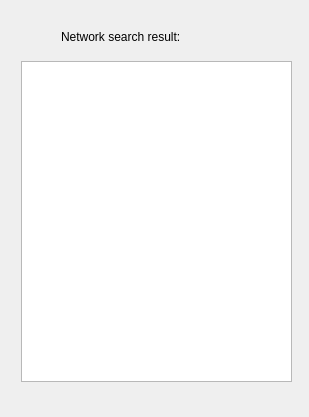
Old version of the form searchcontactresultform.ui in the repository luozikuan/QtContactList.
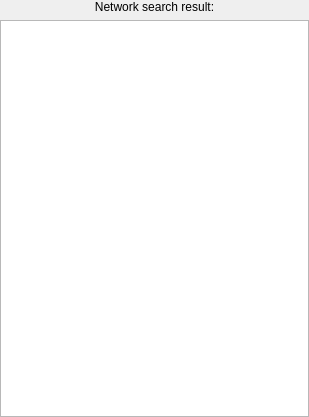
New version of the form. The open tabs and pages were chosen to show the change.

Commit message: modify search contact result form

What changed in the file:
```diff
--- a/searchcontactresultform.ui
+++ b/searchcontactresultform.ui
@@ -13,9 +13,30 @@
   <property name="windowTitle">
    <string>Form</string>
   </property>
+  <property name="styleSheet">
+   <string notr="true"/>
+  </property>
   <layout class="QVBoxLayout" name="verticalLayout">
+   <property name="leftMargin">
+    <number>0</number>
+   </property>
+   <property name="topMargin">
+    <number>0</number>
+   </property>
+   <property name="rightMargin">
+    <number>0</number>
+   </property>
+   <property name="bottomMargin">
+    <number>0</number>
+   </property>
    <item>
     <widget class="QStackedWidget" name="stackedWidget">
+     <property name="styleSheet">
+      <string notr="true">QStackedWidget &gt; QWidget {
+	background-color: #fafafa;
+}
+</string>
+     </property>
      <property name="currentIndex">
       <number>0</number>
      </property>
@@ -42,29 +63,33 @@
       </widget>
      </widget>
      <widget class="QWidget" name="page_3">
-      <widget class="QLabel" name="label_2">
-       <property name="geometry">
-        <rect>
-         <x>50</x>
-         <y>20</y>
-         <width>132</width>
-         <height>12</height>
-        </rect>
+      <layout class="QVBoxLayout" name="verticalLayout_4">
+       <property name="leftMargin">
+        <number>0</number>
        </property>
-       <property name="text">
-        <string>Network search result:</string>
+       <property name="topMargin">
+        <number>0</number>
        </property>
-      </widget>
-      <widget class="QListView" name="listView_network">
-       <property name="geometry">
-        <rect>
-         <x>10</x>
-         <y>50</y>
-         <width>271</width>
-         <height>321</height>
-        </rect>
+       <property name="rightMargin">
+        <number>0</number>
        </property>
-      </widget>
+       <property name="bottomMargin">
+        <number>0</number>
+       </property>
+       <item>
+        <widget class="QLabel" name="label_2">
+         <property name="text">
+          <string>Network search result:</string>
+         </property>
+         <property name="alignment">
+          <set>Qt::AlignCenter</set>
+         </property>
+        </widget>
+       </item>
+       <item>
+        <widget class="QListView" name="listView_network"/>
+       </item>
+      </layout>
      </widget>
     </widget>
    </item>
```
Left out of the diff: 47 changed lines with no effect on the pictures. The commit also changes 3 other files.
